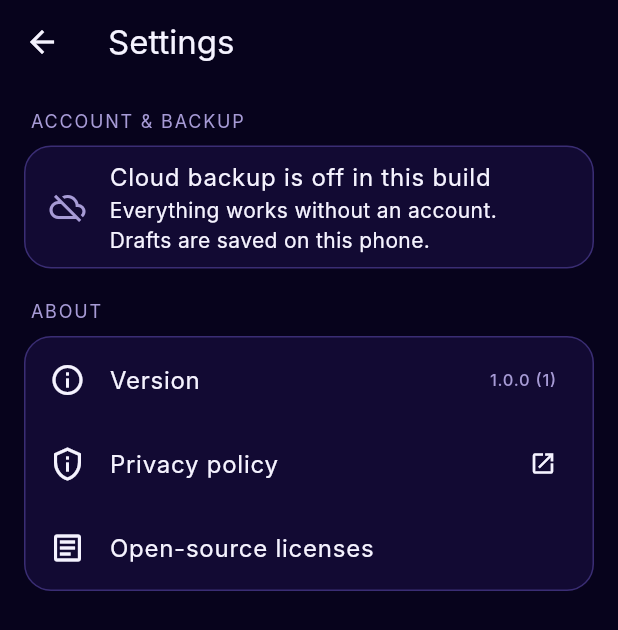
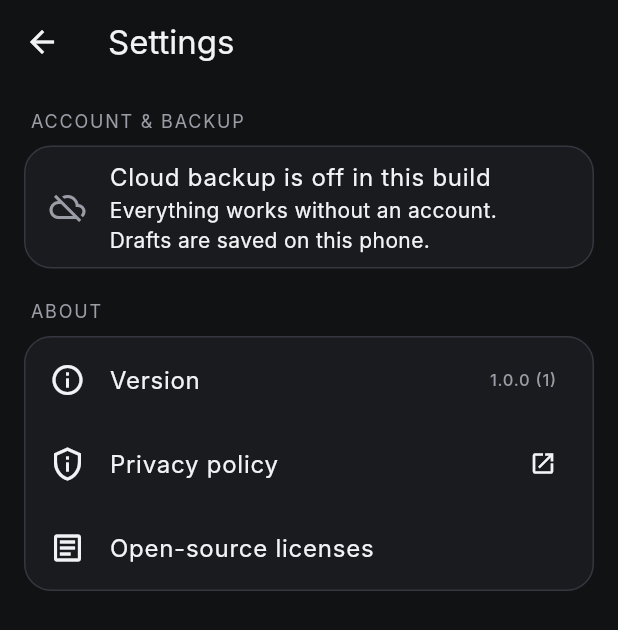
Before and after one commit to MdRizwanShaikh/RizCut, a Flutter app: the screen it shows after launch, after a tap on the "settings" icon, on a phone screen of 412 x 824 dp. Shown: the top 630 px of the screen. Run offline on Flutter 3.47's test engine with Material 3 defaults, Android fonts, the phone set to English and light mode, and no system bars; our stand-ins replace camera, cloud_firestore, file_picker, firebase_auth, firebase_core, flutter_riverpod and 6 more; missing offline and left inert: dart:js_interop, ffmpeg_kit_flutter_new_min, gal; accounts and stored records are empty; network calls fail.

Commit message:
Switch to a simple theme: charcoal surfaces with one soft-blue accent
Logo and app icons are unchanged. Removes neon glows, the gradient title
and multi-colour tool tiles (now neutral tiles with white icons); text
colour choices and filter swatches use real colours; web shell colours
updated.

Co-Authored-By: Claude Opus 5.5 <noreply@anthropic.com>
Claude-Session: https://claude.ai/code/session_01BfqWEnzF2TSiUNwYcD3uSy

```diff
--- a/lib/core/theme.dart
+++ b/lib/core/theme.dart
@@ -1,29 +1,37 @@
 import 'package:flutter/material.dart';
 
-/// RizCut palette, taken from the neon "R" logo.
+/// RizCut palette: calm charcoal surfaces and one soft-blue accent,
+/// matching the flat blue "R" logo. Older names (magenta, cyan, …) are kept
+/// so every screen picks up the same simple palette.
 abstract final class RizColors {
-  static const bg = Color(0xFF07031C); // deep navy-black
-  static const surface = Color(0xFF120A33);
-  static const surfaceHigh = Color(0xFF1C1247);
-  static const outline = Color(0xFF3A2D74);
-  static const magenta = Color(0xFFFB40FA);
-  static const pink = Color(0xFFFF88FE);
-  static const violet = Color(0xFF8B3DFF);
-  static const blue = Color(0xFF1AACFC);
-  static const cyan = Color(0xFF06F9FF);
-  static const text = Color(0xFFF5F3FF);
-  static const textDim = Color(0xFFA79BD6);
+  static const bg = Color(0xFF111214);
+  static const surface = Color(0xFF1A1B1F);
+  static const surfaceHigh = Color(0xFF25272D);
+  static const outline = Color(0xFF34373F);
+  static const accent = Color(0xFF4F8CFF);
+  static const accentSoft = Color(0xFF8AB4FF);
+  static const magenta = accent;
+  static const pink = accentSoft;
+  static const violet = accent;
+  static const blue = Color(0xFF6E9BFF);
+  static const cyan = accentSoft;
+  static const text = Color(0xFFF2F3F5);
+  static const textDim = Color(0xFF9A9DA6);
 
-  /// Signature gradient (magenta → violet → cyan) like the logo frame.
+  /// Kept for buttons/cards; a gentle single-hue blue.
   static const brand = LinearGradient(
-    colors: [magenta, violet, blue, cyan],
-    stops: [0, 0.4, 0.75, 1],
+    colors: [Color(0xFF5B95FF), Color(0xFF3F7AEE)],
     begin: Alignment.topLeft,
     end: Alignment.bottomRight,
   );
 
-  /// Colors cycled for clips on the timeline.
-  static const clipColors = [violet, blue, magenta, Color(0xFF5B5BFF)];
+  /// Colors cycled for clips on the timeline (calm blues/greys).
+  static const clipColors = [
+    Color(0xFF3F6FD8),
+    Color(0xFF4F8CFF),
+    Color(0xFF3A5A9C),
+    Color(0xFF5B7FC7),
+  ];
 }
 
 ThemeData buildRizCutTheme() {
@@ -111,14 +119,6 @@ class GradientButton extends StatelessWidget {
         decoration: BoxDecoration(
           gradient: RizColors.brand,
           borderRadius: BorderRadius.circular(999),
-          boxShadow: [
-            if (enabled)
-              BoxShadow(
-                color: RizColors.magenta.withValues(alpha: 0.35),
-                blurRadius: 16,
-                offset: const Offset(0, 4),
-              ),
-          ],
         ),
         child: Material(
           type: MaterialType.transparency,
--- a/lib/features/editor/timeline.dart
+++ b/lib/features/editor/timeline.dart
@@ -314,7 +314,7 @@ class _LayerBar extends StatelessWidget {
 
   @override
   Widget build(BuildContext context) {
-    const c = Color(0xFFFFB36B);
+    const c = Color(0xFFC9A26B);
     return GestureDetector(
       onTap: onTap,
       child: Container(
@@ -526,10 +526,10 @@ class _TransitionBadge extends StatelessWidget {
       decoration: BoxDecoration(
         color: white ? Colors.white : RizColors.bg,
         shape: BoxShape.circle,
-        border: Border.all(color: const Color(0xFF7DF9C2), width: 2),
+        border: Border.all(color: RizColors.accent, width: 2),
       ),
       child: Icon(Icons.blur_on,
-          size: 14, color: white ? RizColors.bg : const Color(0xFF7DF9C2)),
+          size: 14, color: white ? RizColors.bg : RizColors.accent),
     );
   }
 }
--- a/lib/features/home/home_screen.dart
+++ b/lib/features/home/home_screen.dart
@@ -170,17 +170,6 @@ class _HomeScreenState extends State<HomeScreen> {
     return Scaffold(
       body: Stack(
         children: [
-          // Soft neon glows in the background, like the logo.
-          const Positioned(
-            top: -120,
-            left: -80,
-            child: _Glow(color: RizColors.magenta, size: 320),
-          ),
-          const Positioned(
-            bottom: -140,
-            right: -100,
-            child: _Glow(color: RizColors.blue, size: 360),
-          ),
           SafeArea(
             child: ListView(
               padding: const EdgeInsets.all(16),
@@ -193,14 +182,11 @@ class _HomeScreenState extends State<HomeScreen> {
                           width: 44, height: 44),
                     ),
                     const SizedBox(width: 12),
-                    ShaderMask(
-                      shaderCallback: (r) => RizColors.brand.createShader(r),
-                      child: Text(
-                        'RizCut',
-                        style: theme.textTheme.headlineSmall?.copyWith(
-                          fontWeight: FontWeight.w900,
-                          color: Colors.white,
-                        ),
+                    Text(
+                      'RizCut',
+                      style: theme.textTheme.headlineSmall?.copyWith(
+                        fontWeight: FontWeight.w800,
+                        color: RizColors.text,
                       ),
                     ),
                     const Spacer(),
@@ -226,7 +212,7 @@ class _HomeScreenState extends State<HomeScreen> {
                         icon: Icons.dashboard_customize_outlined,
                         title: 'Layouts',
                         subtitle: 'Split screen',
-                        color: const Color(0xFFFFE14D),
+                        color: RizColors.accent,
                         onTap: () => _layouts(context),
                       ),
                     ),
@@ -237,7 +223,7 @@ class _HomeScreenState extends State<HomeScreen> {
                         icon: Icons.bolt,
                         title: 'Make a Short',
                         subtitle: 'Any video → 9:16',
-                        color: RizColors.cyan,
+                        color: RizColors.accent,
                         onTap: () => _makeShort(context),
                       ),
                     ),
@@ -249,7 +235,7 @@ class _HomeScreenState extends State<HomeScreen> {
                   icon: Icons.splitscreen,
                   title: 'Duet / Reaction',
                   subtitle: 'Reel below, you on top — record or import',
-                  color: RizColors.pink,
+                  color: RizColors.accent,
                   onTap: () => _duet(context),
                 ),
                 const SizedBox(height: 12),
@@ -448,7 +434,7 @@ class _QuickCard extends StatelessWidget {
           padding: const EdgeInsets.all(14),
           decoration: BoxDecoration(
             borderRadius: BorderRadius.circular(18),
-            border: Border.all(color: color.withValues(alpha: 0.5)),
+            border: Border.all(color: RizColors.outline),
           ),
           child: Row(
             children: [
@@ -482,15 +468,8 @@ class _NewProjectCard extends StatelessWidget {
   Widget build(BuildContext context) {
     return DecoratedBox(
       decoration: BoxDecoration(
-        gradient: RizColors.brand,
+        color: RizColors.accent,
         borderRadius: BorderRadius.circular(24),
-        boxShadow: [
-          BoxShadow(
-            color: RizColors.magenta.withValues(alpha: 0.35),
-            blurRadius: 30,
-            offset: const Offset(0, 10),
-          ),
-        ],
       ),
       child: Material(
         type: MaterialType.transparency,
@@ -544,11 +523,10 @@ class _Feature extends StatelessWidget {
             width: 52,
             height: 52,
             decoration: BoxDecoration(
-              color: color.withValues(alpha: 0.14),
+              color: RizColors.surfaceHigh,
               borderRadius: BorderRadius.circular(16),
-              border: Border.all(color: color.withValues(alpha: 0.55)),
             ),
-            child: Icon(icon, color: color),
+            child: Icon(icon, color: RizColors.text),
           ),
           const SizedBox(height: 6),
           Text(label, style: const TextStyle(fontSize: 12)),
@@ -557,25 +535,3 @@ class _Feature extends StatelessWidget {
     );
   }
 }
-
-class _Glow extends StatelessWidget {
-  const _Glow({required this.color, required this.size});
-  final Color color;
-  final double size;
-
-  @override
-  Widget build(BuildContext context) {
-    return IgnorePointer(
-      child: Container(
-        width: size,
-        height: size,
-        decoration: BoxDecoration(
-          shape: BoxShape.circle,
-          gradient: RadialGradient(
-            colors: [color.withValues(alpha: 0.35), color.withValues(alpha: 0)],
-          ),
-        ),
-      ),
-    );
-  }
-}
--- a/lib/services/ffmpeg/exporter_io.dart
+++ b/lib/services/ffmpeg/exporter_io.dart
@@ -215,7 +215,7 @@ Future<List<int>> renderTextPng(TextOverlay t, double frameHeight,
     canvas.drawRect(rect, Paint()..color = Color(t.band!));
   } else if (t.background) {
     canvas.drawRRect(RRect.fromRectAndRadius(rect, Radius.circular(pad)),
-        Paint()..color = const Color(0xCC07031C));
+        Paint()..color = const Color(0xCC111214));
   }
   painter.paint(canvas, Offset((w - painter.width) / 2, pad));
   final image = await recorder.endRecording().toImage(w, h);
```
Also changed, not shown: lib/features/editor/editor_screen.dart (+5 -5 lines), lib/features/editor/filter_sheet.dart (+4 -4 lines), lib/features/editor/text_editor_sheet.dart (+7 -6 lines), 2 other files.
